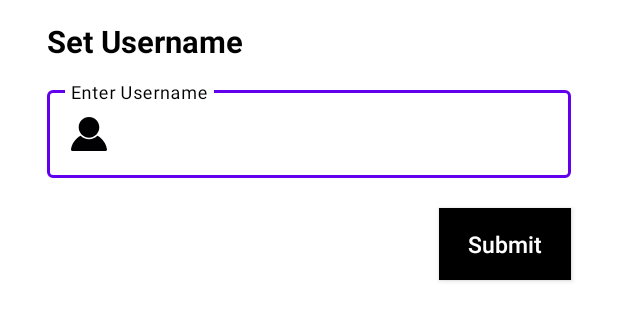
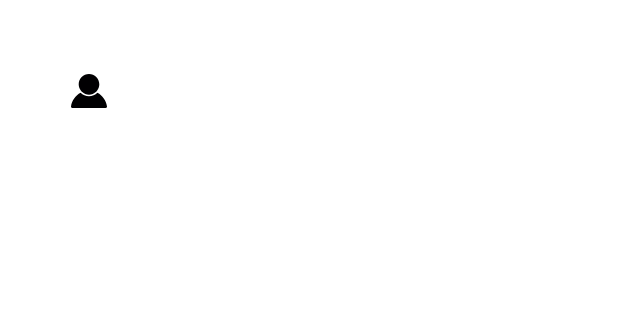
Before and after one commit to Tanvi-Goyal/WeatherApp, an Android app: the layout dialog_username.xml on its own in the app's theme, with its tools: preview values and no code run, on a phone screen of 412 x 824 dp. Shown: the top 321 px of the screen. Run offline under Robolectric (Android 15) with nearby library versions, the phone set to English and light mode, and no system bars.

```diff
--- a/app/src/main/java/com/example/weatherapp/ApiConstants.kt
+++ b/app/src/main/java/com/example/weatherapp/ApiConstants.kt
@@ -5,5 +5,5 @@ object ApiConstants {
     const val API_KEY = "b9efa67601f5542105e825405c7f233e"
     const val BASE_URL = "https://api.openweathermap.org/data/2.5/"
 
-    const val CURRENT_WEATHER_URL = "weather"
+    const val WEATHER_URL = "onecall"
 }
--- a/app/src/main/java/com/example/weatherapp/remote/BaseResponse.kt
+++ b/app/src/main/java/com/example/weatherapp/remote/BaseResponse.kt
@@ -1,11 +1,11 @@
 package com.example.weatherapp.remote
 
-import com.example.weatherapp.model.CurrentWeatherResponse
+import com.example.weatherapp.model.WeatherResponse
 import retrofit2.Response
 
 abstract class BaseResponse {
 
-    protected suspend fun getApiResponse(call: suspend () -> Response<CurrentWeatherResponse>): Resource<CurrentWeatherResponse> {
+    protected suspend fun getApiResponse(call: suspend () -> Response<WeatherResponse>): Resource<WeatherResponse> {
         try {
             val response = call.invoke()
 
--- a/app/src/main/java/com/example/weatherapp/repositories/WeatherRepository.kt
+++ b/app/src/main/java/com/example/weatherapp/repositories/WeatherRepository.kt
@@ -4,6 +4,7 @@ import androidx.lifecycle.LiveData
 import androidx.lifecycle.liveData
 import com.example.weatherapp.WeatherAPI
 import com.example.weatherapp.model.CurrentWeatherResponse
+import com.example.weatherapp.model.WeatherResponse
 import com.example.weatherapp.remote.BaseResponse
 import com.example.weatherapp.remote.Resource
 import kotlinx.coroutines.Dispatchers
@@ -13,10 +14,10 @@ class WeatherRepository @Inject constructor(
     private val weatherApi: WeatherAPI
 ) : BaseResponse() {
 
-    fun getCurrentWeather(lat: String, lon: String): LiveData<Resource<CurrentWeatherResponse>> = liveData(Dispatchers.IO) {
+    fun getWeatherData(lat: String, lon: String): LiveData<Resource<WeatherResponse>> = liveData(Dispatchers.IO) {
         emit(Resource.loading())
 
-        val response = suspend { getApiResponse { weatherApi.getCurrentWeather(lat, lon) } }.invoke()
+        val response = suspend { getApiResponse { weatherApi.getWeatherData(lat, lon) } }.invoke()
 
         if (response.status == Resource.Status.SUCCESS) {
             Resource.success(response.data)
--- a/app/src/main/java/com/example/weatherapp/viewmodel/WeatherViewModel.kt
+++ b/app/src/main/java/com/example/weatherapp/viewmodel/WeatherViewModel.kt
@@ -8,6 +8,6 @@ class WeatherViewModel @ViewModelInject constructor(
     private val repository: WeatherRepository
 ) : ViewModel() {
 
-    fun getCurrentWeather(lat: String, lon: String) =
-        repository.getCurrentWeather(lat, lon)
+    fun getWeatherData(lat: String, lon: String) =
+        repository.getWeatherData(lat, lon)
 }
--- a/app/src/main/res/layout/dialog_username.xml
+++ b/app/src/main/res/layout/dialog_username.xml
@@ -3,21 +3,6 @@
     xmlns:app="http://schemas.android.com/apk/res-auto"
     android:layout_width="match_parent"
     android:layout_height="wrap_content">
-
-    <TextView
-        android:id="@+id/setUsername"
-        android:layout_width="0dp"
-        android:layout_height="wrap_content"
-        android:layout_marginLeft="@dimen/_24sdp"
-        android:layout_marginTop="@dimen/_10sdp"
-        android:layout_marginRight="@dimen/_24sdp"
-        android:text="Set Username"
-        android:textColor="@color/black"
-        android:textSize="@dimen/_16sdp"
-        android:textStyle="bold"
-        app:layout_constraintEnd_toEndOf="parent"
-        app:layout_constraintStart_toStartOf="parent"
-        app:layout_constraintTop_toTopOf="parent" />
 
     <com.google.android.material.textfield.TextInputLayout
         android:id="@+id/text_username"
@@ -25,14 +10,18 @@
         android:layout_width="match_parent"
         android:layout_height="wrap_content"
         android:layout_marginStart="@dimen/_24sdp"
-        android:layout_marginTop="@dimen/_10sdp"
+        android:layout_marginTop="@dimen/_20sdp"
         android:layout_marginEnd="@dimen/_24sdp"
         android:hint="Enter Username"
-        app:hintTextColor="@color/black"
+        app:boxStrokeColor="@color/white"
+        app:hintTextColor="@color/white"
         app:layout_constraintEnd_toEndOf="parent"
+        app:layout_constraintBottom_toBottomOf="parent"
+        app:layout_constraintVertical_bias="0.0"
+        android:layout_marginBottom="@dimen/_20sdp"
         app:layout_constraintHorizontal_bias="0.0"
         app:layout_constraintStart_toStartOf="parent"
-        app:layout_constraintTop_toBottomOf="@id/setUsername">
+        app:layout_constraintTop_toTopOf="parent">
 
         <com.google.android.material.textfield.TextInputEditText
             android:id="@+id/username"
@@ -45,20 +34,4 @@
 
     </com.google.android.material.textfield.TextInputLayout>
 
-    <androidx.appcompat.widget.AppCompatButton
-        android:id="@+id/submitBtn"
-        android:layout_width="wrap_content"
-        android:layout_height="wrap_content"
-        android:layout_marginTop="20dp"
-        android:layout_marginBottom="20dp"
-        android:background="@color/black"
-        android:text="Submit"
-        android:textAllCaps="false"
-        android:textColor="@color/white"
-        android:textSize="@dimen/_12sdp"
-        app:layout_constraintBottom_toBottomOf="parent"
-        app:layout_constraintEnd_toEndOf="@id/text_username"
-        app:layout_constraintTop_toBottomOf="@id/text_username"
-        app:layout_constraintVertical_bias="0.0" />
-
 </androidx.constraintlayout.widget.ConstraintLayout>
--- a/app/src/main/res/layout/fragment_current.xml
+++ b/app/src/main/res/layout/fragment_current.xml
@@ -8,6 +8,7 @@
         tools:context=".ui.fragments.CurrentFragment">
 
         <TextView
+            android:id="@+id/text"
             android:layout_width="wrap_content"
             android:layout_height="wrap_content"
             android:text="Current"/>
--- a/app/src/main/res/values/themes.xml
+++ b/app/src/main/res/values/themes.xml
@@ -1,6 +1,6 @@
 <resources xmlns:tools="http://schemas.android.com/tools">
     <!-- Base application theme. -->
-    <style name="Theme.WeatherApp" parent="Theme.MaterialComponents.DayNight.DarkActionBar">
+    <style name="Theme.WeatherApp" parent="Theme.MaterialComponents.Light.DarkActionBar">
         <!-- Primary brand color. -->
         <item name="colorPrimary">@color/purple_500</item>
         <item name="colorPrimaryVariant">@color/purple_700</item>
```
Also changed, not shown: app/src/main/java/com/example/weatherapp/MainActivity.kt (+12 -18 lines), app/src/main/java/com/example/weatherapp/WeatherAPI.kt (+4 -4 lines), app/src/main/java/com/example/weatherapp/di/AppModule.kt (+7 -0 lines), app/src/main/java/com/example/weatherapp/model/WeatherResponse.kt (added, +103 -0 lines), app/src/main/java/com/example/weatherapp/ui/fragments/CurrentFragment.kt (+7 -1 lines).
